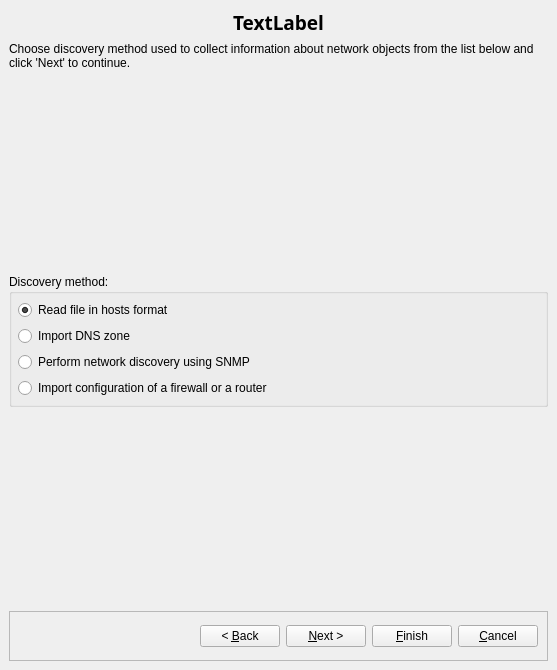
Old version of the form src/gui/discoverydruid_q.ui in the repository fwbuilder/fwbuilder.
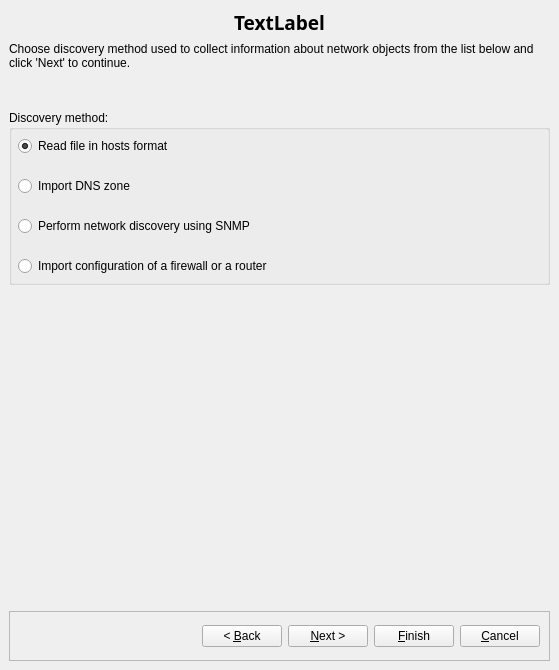
New version of the form.

Commit message: slight change in discovery wizard layout, making sure policy import is enabled

```diff
--- a/src/gui/discoverydruid_q.ui
+++ b/src/gui/discoverydruid_q.ui
@@ -5,7 +5,7 @@
    <rect>
     <x>0</x>
     <y>0</y>
-    <width>557</width>
+    <width>559</width>
     <height>670</height>
    </rect>
   </property>
@@ -79,7 +79,10 @@
         <number>6</number>
        </property>
        <property name="verticalSpacing" >
-        <number>6</number>
+        <number>40</number>
+       </property>
+       <property name="margin" >
+        <number>0</number>
        </property>
        <item row="0" column="0" >
         <widget class="QLabel" name="textLabel1" >
@@ -100,39 +103,23 @@
          </property>
         </widget>
        </item>
-       <item row="1" column="0" >
-        <spacer>
-         <property name="orientation" >
-          <enum>Qt::Vertical</enum>
-         </property>
-         <property name="sizeType" >
-          <enum>QSizePolicy::Expanding</enum>
-         </property>
-         <property name="sizeHint" >
-          <size>
-           <width>20</width>
-           <height>30</height>
-          </size>
-         </property>
-        </spacer>
-       </item>
-       <item row="3" column="0" >
-        <spacer>
-         <property name="orientation" >
-          <enum>Qt::Vertical</enum>
-         </property>
-         <property name="sizeType" >
-          <enum>QSizePolicy::Expanding</enum>
-         </property>
-         <property name="sizeHint" >
-          <size>
-           <width>20</width>
-           <height>70</height>
-          </size>
-         </property>
-        </spacer>
-       </item>
        <item row="2" column="0" >
+        <spacer>
+         <property name="orientation" >
+          <enum>Qt::Vertical</enum>
+         </property>
+         <property name="sizeType" >
+          <enum>QSizePolicy::Expanding</enum>
+         </property>
+         <property name="sizeHint" stdset="0" >
+          <size>
+           <width>20</width>
+           <height>70</height>
+          </size>
+         </property>
+        </spacer>
+       </item>
+       <item row="1" column="0" >
         <widget class="QGroupBox" name="dm_buttonGroup" >
          <property name="title" >
           <string>Discovery method:</string>
@@ -154,6 +141,9 @@
            <number>6</number>
           </property>
           <property name="verticalSpacing" >
+           <number>20</number>
+          </property>
+          <property name="margin" >
            <number>6</number>
           </property>
           <item row="0" column="0" >
@@ -2676,7 +2666,7 @@
         <property name="orientation" >
          <enum>Qt::Horizontal</enum>
         </property>
-        <property name="sizeHint" >
+        <property name="sizeHint" stdset="0" >
          <size>
           <width>40</width>
           <height>20</height>
```
Left out of the diff: 649 changed lines with no effect on the pictures. The commit also changes 2 other files.
